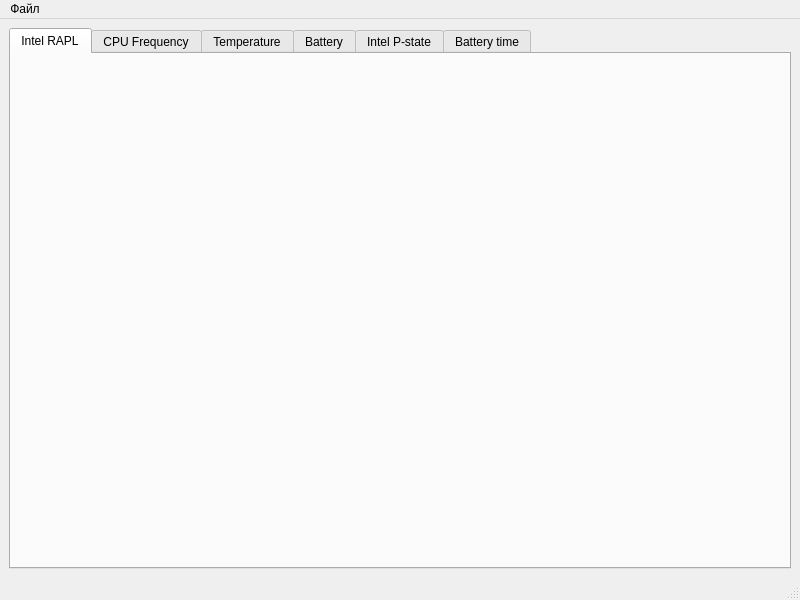
Old version of the form main_window.ui in the repository NativCos/laptop_power.
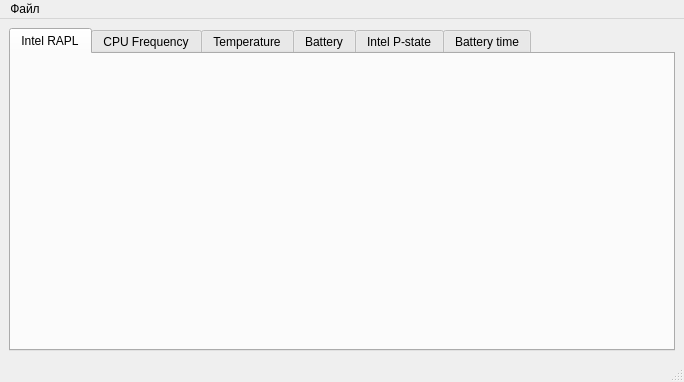
New version of the form. Icons and pictures are not drawn.

The edit to the form file:
```diff
--- a/main_window.ui
+++ b/main_window.ui
@@ -6,8 +6,8 @@
    <rect>
     <x>0</x>
     <y>0</y>
-    <width>800</width>
-    <height>600</height>
+    <width>684</width>
+    <height>382</height>
    </rect>
   </property>
   <property name="windowTitle">
@@ -341,7 +341,7 @@
     <rect>
      <x>0</x>
      <y>0</y>
-     <width>800</width>
+     <width>684</width>
      <height>30</height>
     </rect>
    </property>
```
